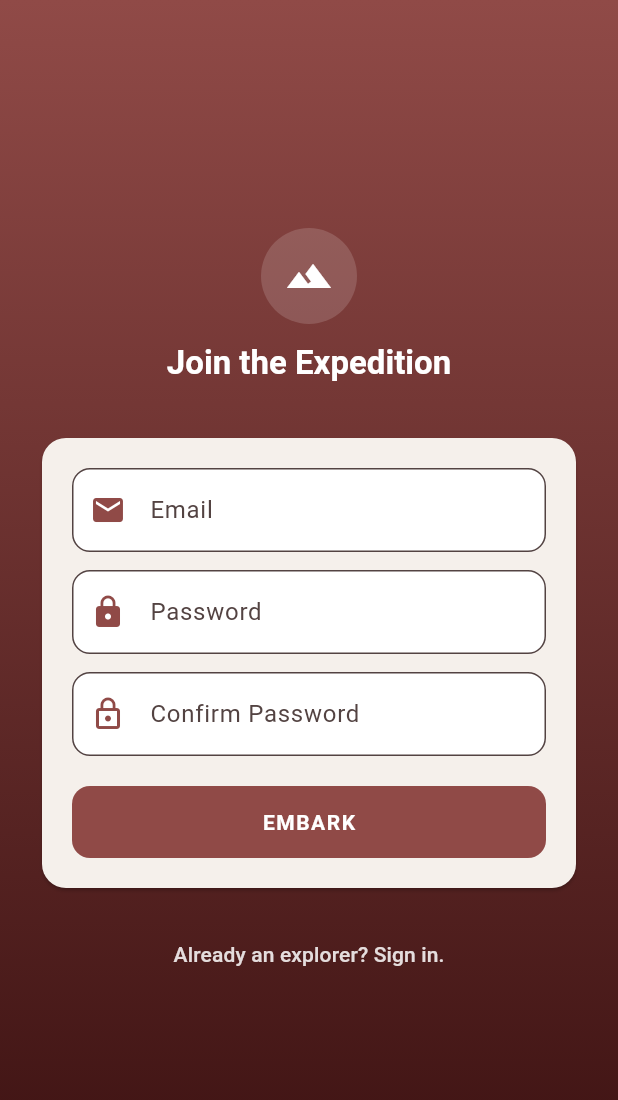
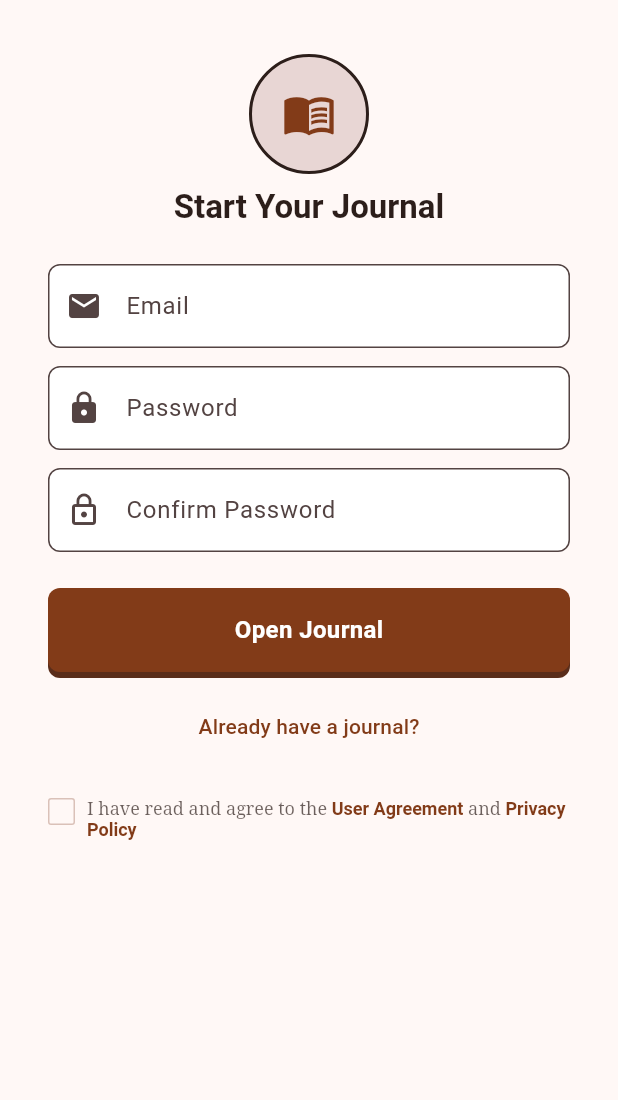
Before and after one commit to jaxontan/ReLog2, a Flutter app: the RegisterScreen screen opened by its route, on a phone screen of 412 x 824 dp. Shown: the top 1100 px of the screen. Run offline on Flutter 3.47's test engine with Material 3 defaults, Android fonts, the phone set to English and light mode, and no system bars; our stand-ins replace camera, flutter_map, flutter_riverpod, geolocator, go_router, latlong2 and 1 more; missing offline and left inert: record; accounts and stored records are empty.

Commit message:
style: Cartographer's Journal — leather buttons, warm beige, serif footer

```diff
--- a/lib/features/auth/presentation/views/register_screen.dart
+++ b/lib/features/auth/presentation/views/register_screen.dart
@@ -1,3 +1,4 @@
+/// ponytail: Cartographer's Journal signup — same visual language as login.
 import 'package:flutter/material.dart';
 import 'package:flutter_riverpod/flutter_riverpod.dart';
 import 'package:go_router/go_router.dart';
@@ -13,65 +14,105 @@ class _RegisterScreenState extends ConsumerState<RegisterScreen> {
   final _email = TextEditingController(), _pass = TextEditingController(), _confirm = TextEditingController();
   String? _error;
   bool _loading = false;
+  bool _agreed = false;
 
   @override
   void dispose() { _email.dispose(); _pass.dispose(); _confirm.dispose(); super.dispose(); }
 
-  InputDecoration _inputDeco(String label, IconData icon) {
-    final scheme = Theme.of(context).colorScheme;
-    return InputDecoration(
-      labelText: label, prefixIcon: Icon(icon, color: scheme.primary),
+  InputDecoration _dec(String hint, IconData icon) => InputDecoration(
+    hintText: hint, prefixIcon: Icon(icon),
     filled: true, fillColor: Colors.white,
-      border: OutlineInputBorder(borderRadius: BorderRadius.circular(12), borderSide: BorderSide(color: scheme.primary.withValues(alpha: 0.3))),
-      focusedBorder: OutlineInputBorder(borderRadius: BorderRadius.circular(12), borderSide: BorderSide(color: scheme.primary, width: 1.5)),
+    border: OutlineInputBorder(borderRadius: BorderRadius.circular(8), borderSide: const BorderSide(color: Color(0xFFDAC1B8))),
+    focusedBorder: OutlineInputBorder(borderRadius: BorderRadius.circular(8), borderSide: const BorderSide(color: Color(0xFF823B18), width: 1.5)),
   );
-  }
 
   @override
   Widget build(BuildContext context) {
     final scheme = Theme.of(context).colorScheme;
     return Scaffold(
-      body: Container(
-        decoration: BoxDecoration(gradient: LinearGradient(
-          begin: Alignment.topCenter, end: Alignment.bottomCenter,
-          colors: [scheme.primary, const Color(0xFF3A1010)],
-        )),
-        child: SafeArea(
-          child: Center(child: SingleChildScrollView(
-            padding: const EdgeInsets.symmetric(horizontal: 24),
-            child: Column(mainAxisSize: MainAxisSize.min, children: [
+      backgroundColor: const Color(0xFFFFF8F6),
+      body: SafeArea(
+        child: SingleChildScrollView(
+          child: Column(children: [
             const SizedBox(height: 36),
             Container(
-                width: 64, height: 64,
-                decoration: BoxDecoration(color: Colors.white.withValues(alpha: 0.15), shape: BoxShape.circle),
-                child: const Icon(Icons.terrain, size: 32, color: Colors.white),
+              width: 80, height: 80,
+              decoration: BoxDecoration(
+                color: scheme.surfaceDim,
+                shape: BoxShape.circle,
+                border: Border.all(color: const Color(0xFF2C1E1A), width: 2),
+              ),
+              child: const Icon(Icons.menu_book, size: 36, color: Color(0xFF823B18)),
+            ),
+            const SizedBox(height: 8),
+            Text('Start Your Journal', style: Theme.of(context).textTheme.titleLarge?.copyWith(fontWeight: FontWeight.bold, color: const Color(0xFF2C1E1A))),
+            const SizedBox(height: 24),
+            Padding(
+              padding: const EdgeInsets.symmetric(horizontal: 32),
+              child: Column(children: [
+                TextField(controller: _email, decoration: _dec('Email', Icons.email), keyboardType: TextInputType.emailAddress),
+                const SizedBox(height: 12),
+                TextField(controller: _pass, decoration: _dec('Password', Icons.lock), obscureText: true),
+                const SizedBox(height: 12),
+                TextField(controller: _confirm, decoration: _dec('Confirm Password', Icons.lock_outline), obscureText: true),
+                if (_error != null) Padding(padding: const EdgeInsets.only(top: 12), child: Text(_error!, style: TextStyle(color: scheme.error, fontSize: 13))),
+              ]),
+            ),
+            const SizedBox(height: 24),
+            Padding(
+              padding: const EdgeInsets.symmetric(horizontal: 32),
+              child: SizedBox(
+                width: double.infinity, height: 56,
+                child: DecoratedBox(
+                  decoration: BoxDecoration(
+                    color: const Color(0xFF823B18),
+                    borderRadius: BorderRadius.circular(8),
+                    boxShadow: const [BoxShadow(color: Color(0xFF5A2D1A), offset: Offset(0, 4))],
+                  ),
+                  child: Material(
+                    color: Colors.transparent,
+                    child: InkWell(
+                      borderRadius: BorderRadius.circular(8),
+                      onTap: _loading ? null : _register,
+                      child: Center(child: _loading
+                          ? const SizedBox(width: 20, height: 20, child: CircularProgressIndicator(strokeWidth: 2, color: Colors.white))
+                          : const Text('Open Journal', style: TextStyle(color: Colors.white, fontSize: 16, fontWeight: FontWeight.bold))),
+                    ),
+                  ),
+                ),
+              ),
             ),
             const SizedBox(height: 12),
-              Text('Join the Expedition', style: Theme.of(context).textTheme.titleLarge?.copyWith(color: Colors.white, fontWeight: FontWeight.bold)),
-              const SizedBox(height: 32),
-              Card(
-                color: const Color(0xFFF5F0EB),
-                shape: RoundedRectangleBorder(borderRadius: BorderRadius.circular(16)),
-                child: Padding(padding: const EdgeInsets.all(20), child: Column(children: [
-                  TextField(controller: _email, decoration: _inputDeco('Email', Icons.email), keyboardType: TextInputType.emailAddress),
-                  const SizedBox(height: 12),
-                  TextField(controller: _pass, decoration: _inputDeco('Password', Icons.lock), obscureText: true),
-                  const SizedBox(height: 12),
-                  TextField(controller: _confirm, decoration: _inputDeco('Confirm Password', Icons.lock_outline), obscureText: true),
-                  if (_error != null) Padding(padding: const EdgeInsets.only(top: 12), child: Text(_error!, style: TextStyle(color: scheme.error, fontSize: 13))),
-                  const SizedBox(height: 20),
-                  SizedBox(width: double.infinity, child: FilledButton(
-                    style: FilledButton.styleFrom(backgroundColor: scheme.primary, foregroundColor: Colors.white, padding: const EdgeInsets.symmetric(vertical: 14), shape: RoundedRectangleBorder(borderRadius: BorderRadius.circular(12))),
-                    onPressed: _loading ? null : _register,
-                    child: _loading ? const SizedBox(width: 20, height: 20, child: CircularProgressIndicator(strokeWidth: 2, color: Colors.white)) : const Text('EMBARK', style: TextStyle(fontSize: 14, fontWeight: FontWeight.w700, letterSpacing: 1)),
-                  )),
+            TextButton(
+              onPressed: () => context.go('/login'),
+              child: const Text('Already have a journal?', style: TextStyle(color: Color(0xFF823B18))),
+            ),
+            const SizedBox(height: 24),
+            Padding(
+              padding: const EdgeInsets.symmetric(horizontal: 32),
+              child: Row(crossAxisAlignment: CrossAxisAlignment.start, children: [
+                SizedBox(
+                  width: 18, height: 18,
+                  child: Checkbox(
+                    value: _agreed,
+                    onChanged: (v) => setState(() => _agreed = v ?? false),
+                    activeColor: const Color(0xFF823B18),
+                    side: const BorderSide(color: Color(0xFFDAC1B8)),
+                  ),
+                ),
+                const SizedBox(width: 8),
+                Expanded(
+                  child: RichText(text: TextSpan(style: TextStyle(color: const Color(0xFF2C1E1A).withValues(alpha: 0.7), fontSize: 12, fontFamily: 'serif'), children: const [
+                    TextSpan(text: 'I have read and agree to the '),
+                    TextSpan(text: 'User Agreement', style: TextStyle(color: Color(0xFF823B18), fontWeight: FontWeight.w600)),
+                    TextSpan(text: ' and '),
+                    TextSpan(text: 'Privacy Policy', style: TextStyle(color: Color(0xFF823B18), fontWeight: FontWeight.w600)),
                   ])),
                 ),
-              const SizedBox(height: 16),
-              TextButton(onPressed: () => context.go('/login'), child: Text('Already an explorer? Sign in.', style: TextStyle(color: Colors.white.withValues(alpha: 0.85)))),
+              ]),
+            ),
             const SizedBox(height: 48),
           ]),
-          )),
         ),
       ),
     );
```
Also changed, not shown: lib/features/auth/presentation/views/login_screen.dart (+117 -42 lines). Lines whose indentation alone changed are shown as unchanged.
